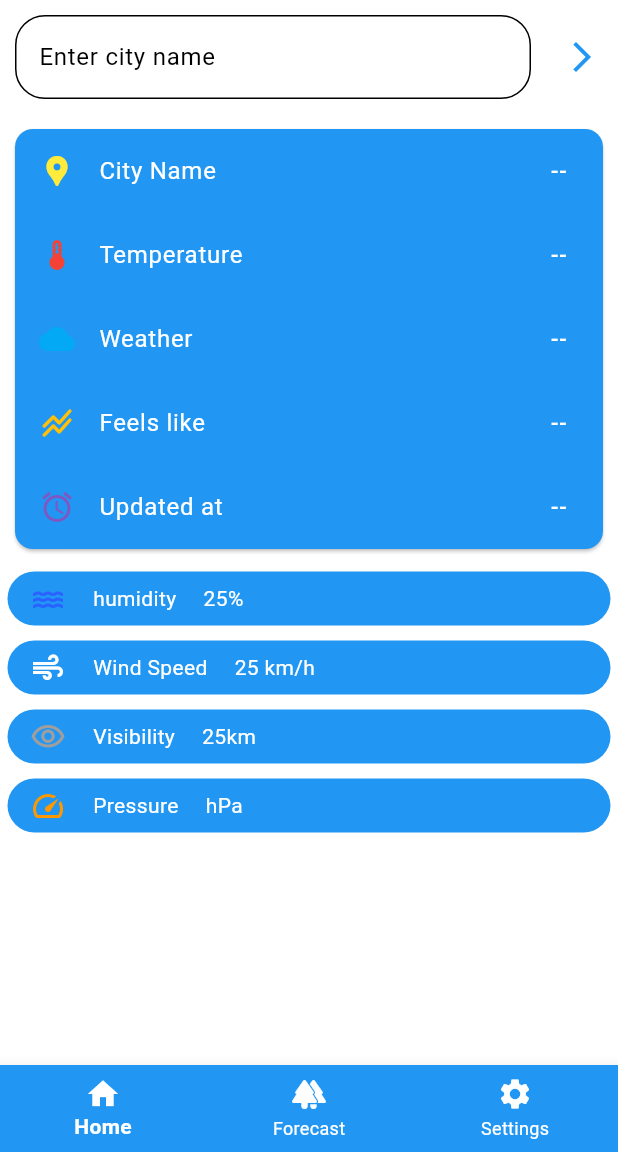
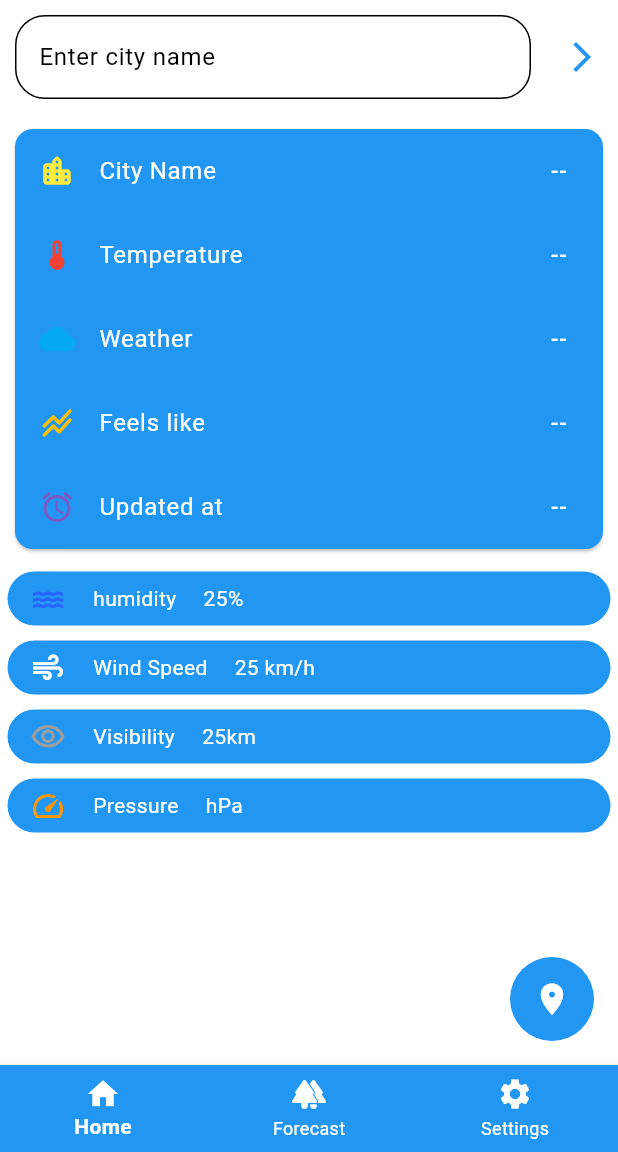
Before and after one commit to Ravi2006kant/Weatemp, a Flutter app: the screen it shows after launch, after a tap on the "arrow forward ios" icon, on a phone screen of 412 x 824 dp, the part 84-1236 px from its top. Run offline on Flutter 3.47's test engine with Material 3 defaults, Android fonts, the phone set to English and light mode, and no system bars; our stand-ins replace geolocator; network calls fail.

Commit message:
location feature

```diff
--- a/lib/components/floatButton.dart
+++ b/lib/components/floatButton.dart
@@ -1,23 +1,22 @@
+import 'dart:developer';
+import 'package:weatemp/services/location_service.dart';
 import 'package:flutter/material.dart';
 import 'package:weatemp/pages/search.dart';
 
 class Floatbutton extends StatelessWidget {
-  const Floatbutton({super.key});
+  Function()? tap;
+  Floatbutton({super.key, required this.tap});
 
   @override
   Widget build(BuildContext context) {
     return FloatingActionButton(
-      onPressed: () {
-        Navigator.push(
-          context,
-          MaterialPageRoute(builder: (context) => Search()),
-        );
-      },
+      onPressed: tap,
       splashColor: Colors.white,
       shape: CircleBorder(),
       elevation: 0,
       heroTag: "search",
-      child: Icon(Icons.search, color: Colors.white, fontWeight: .bold),
+      tooltip: "current location",
+      child: Icon(Icons.location_on, color: Colors.white, fontWeight: .bold),
     );
   }
 }
--- a/lib/pages/dashboard.dart
+++ b/lib/pages/dashboard.dart
@@ -1,7 +1,9 @@
 import 'package:flutter/material.dart';
+import 'package:weatemp/components/floatButton.dart';
 import 'package:weatemp/components/gridcont.dart';
 import 'package:weatemp/components/listhelo.dart';
 import 'package:weatemp/components/infoRow.dart';
+import 'package:weatemp/services/location_service.dart';
 import 'package:weatemp/services/weather_service.dart';
 import 'package:weatemp/theme/theme.dart';
 
@@ -13,10 +15,8 @@ class Dashboard extends StatefulWidget {
 
 class _DashboardState extends State<Dashboard> {
   TextEditingController city = TextEditingController();
-  // TextEditingController tempunit = TextEditingController();
 
   bool isLoading = false;
-  String? cityname;
   double? temp;
   String? time;
   String? weather;
@@ -29,24 +29,30 @@ class _DashboardState extends State<Dashboard> {
   //   void unitchage() {
   //     farh = (tempunit.hashCode * 9 / 5) + 32;
   //   }
-
-  Future<void> fetchTemp() async {
-    print("Button Pressed");
-
-    final result = await WeatherService().getWeather(city.text);
-
-    print(result);
+  Future location() async {
+    final position = await LocationService().getCurrentLocation();
+    final result = await WeatherService().weatherByLoc(
+      position.latitude,
+      position.longitude,
+    );
 
     setState(() {
       temp = result['temp'];
       weather = result['weather'];
       feels = result['feels'];
       time = result['time'];
+    });
+  }
 
-      print("setState called");
+  Future<void> fetchTemp() async {
+    final result = await WeatherService().getWeather(city.text);
+
+    setState(() {
+      temp = result['temp'];
+      weather = result['weather'];
+      feels = result['feels'];
+      time = result['time'];
     });
-
-    print("fetchTemp finished");
   }
 
   List<Map<String, dynamic>> grid = [
@@ -72,13 +78,13 @@ class _DashboardState extends State<Dashboard> {
     },
   ];
 
-  // then use grid["icon"]in the listile
-
   @override
   Widget build(BuildContext context) {
     return Scaffold(
       body: SafeArea(
         child: Column(
+          mainAxisAlignment: .end,
+          crossAxisAlignment: .end,
           children: [
             Row(
               children: [
@@ -112,7 +118,7 @@ class _DashboardState extends State<Dashboard> {
                 children: [
                   Inforow(
                     color: Colors.yellow,
-                    iconData: Icons.location_pin,
+                    iconData: Icons.location_city_rounded,
                     title: "City Name",
 
                     weatData: city.text == "" ? "--" : city.text.toUpperCase(),
@@ -195,6 +201,7 @@ class _DashboardState extends State<Dashboard> {
           ],
         ),
       ),
+      floatingActionButton: Floatbutton(tap: () => location()),
     );
   }
 }
--- a/lib/pages/setting.dart
+++ b/lib/pages/setting.dart
@@ -26,10 +26,10 @@ class Setting extends StatelessWidget {
 
           Tile(
             title: const Text("Use Current Location"),
+            value: false,
             onChange: (value) {
-              // WeatherService().weatherByLoc(latitude, longitute)
+              value = !value;
             },
-            value: false,
           ),
         ],
       ),
```
